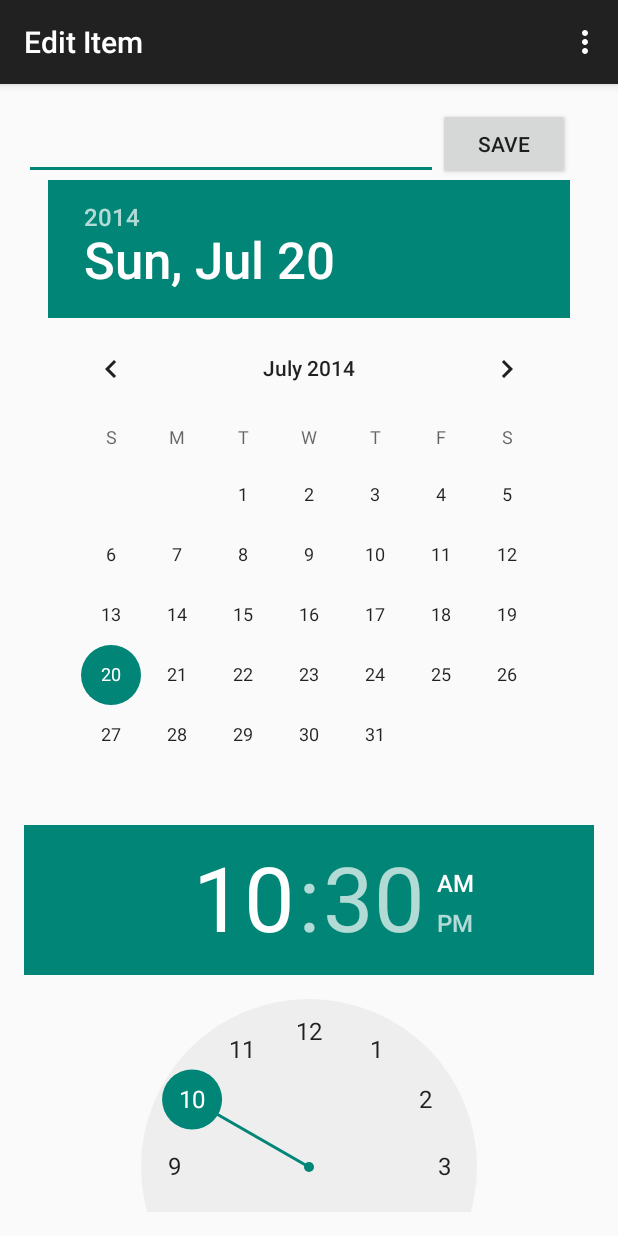
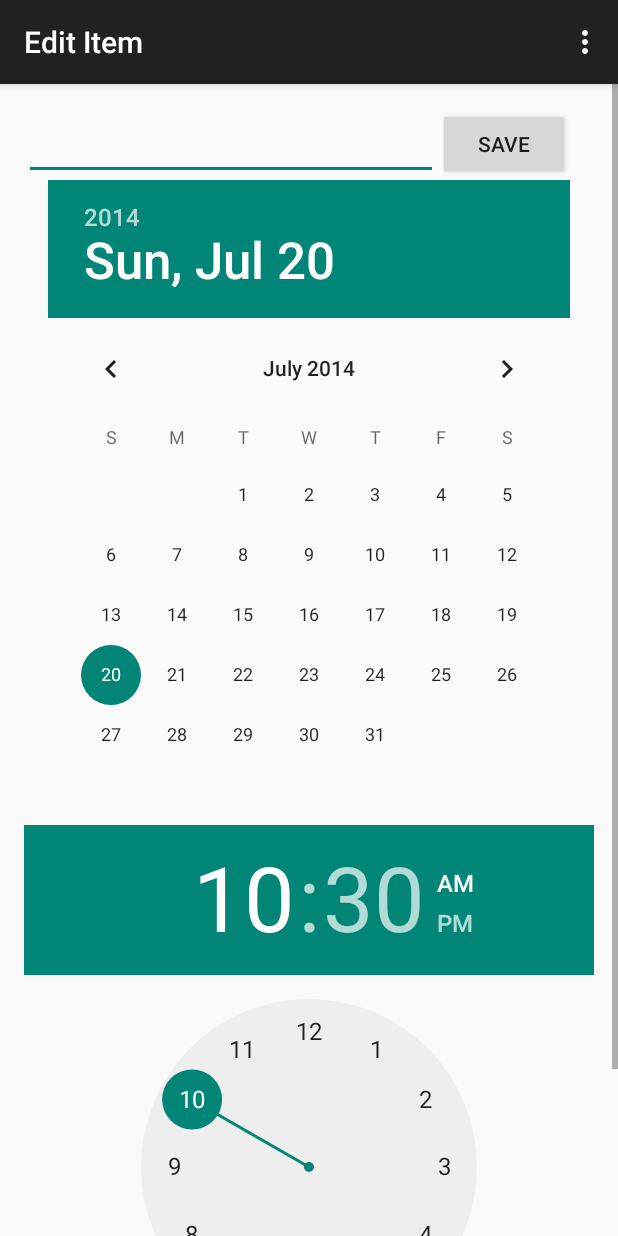
Before and after one commit to TomHarte/AndroidTODOList, an Android app: the screen it shows after launch (EditItemActivity), after a tap on an icon or button, on a phone screen of 412 x 824 dp. Run offline under Robolectric (Android 15) with nearby library versions, the phone set to English and light mode, and no system bars; 1 other tap on this screen came first.

Commit message:
Threw everything into a scroll view, to resolve (albeit not in a pretty way) placement problems on devices smaller than about a Nexus 4.

```diff
--- a/app/src/main/res/layout/activity_edit_item.xml
+++ b/app/src/main/res/layout/activity_edit_item.xml
@@ -1,3 +1,10 @@
+<LinearLayout
+	android:layout_width="fill_parent"
+	android:layout_height="fill_parent"
+	xmlns:android="http://schemas.android.com/apk/res/android">
+	<ScrollView
+		android:layout_width="fill_parent"
+		android:layout_height="match_parent">
 		<RelativeLayout xmlns:android="http://schemas.android.com/apk/res/android"
 			xmlns:tools="http://schemas.android.com/tools"
 			android:layout_width="match_parent"
@@ -44,3 +51,5 @@
 				android:layout_centerHorizontal="true" />
 
 		</RelativeLayout>
+	</ScrollView>
+</LinearLayout>
```
Lines whose indentation alone changed are shown as unchanged.
